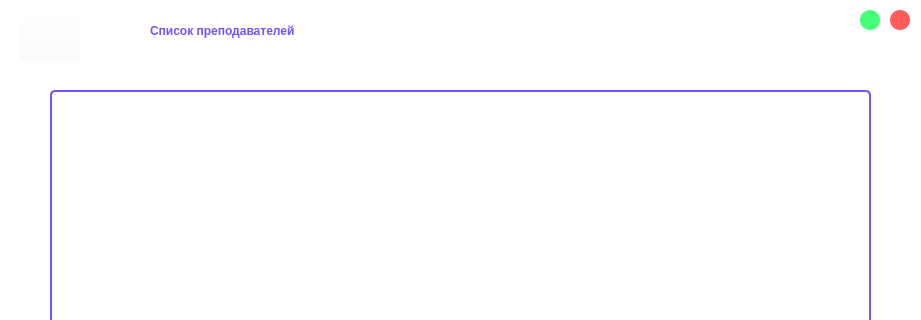
First picture: the form in project/list_of_prof.ui, repository AssasinNik/meow, before the edit; both pictures show x 0 to 921 and y 0 to 320 of the 921 by 511 pixel window.
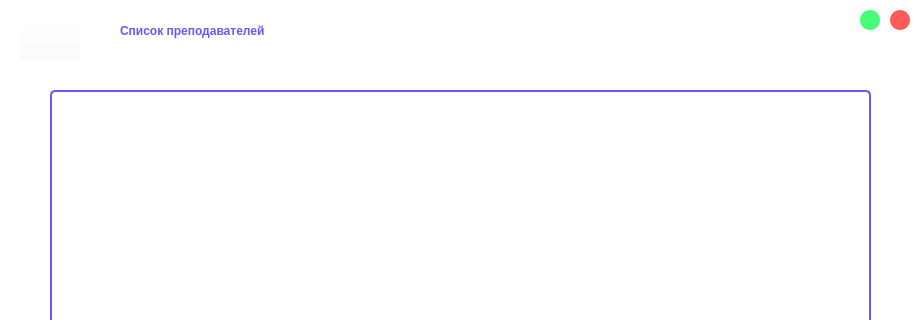
Second picture: the form after the edit. Icons and pictures are not drawn.

Patch:
```diff
--- a/project/list_of_prof.ui
+++ b/project/list_of_prof.ui
@@ -31,7 +31,7 @@
   <widget class="QLabel" name="label">
    <property name="geometry">
     <rect>
-     <x>150</x>
+     <x>120</x>
      <y>0</y>
      <width>731</width>
      <height>61</height>
```
Left out of the diff: 4 changed lines with no effect on the pictures.
